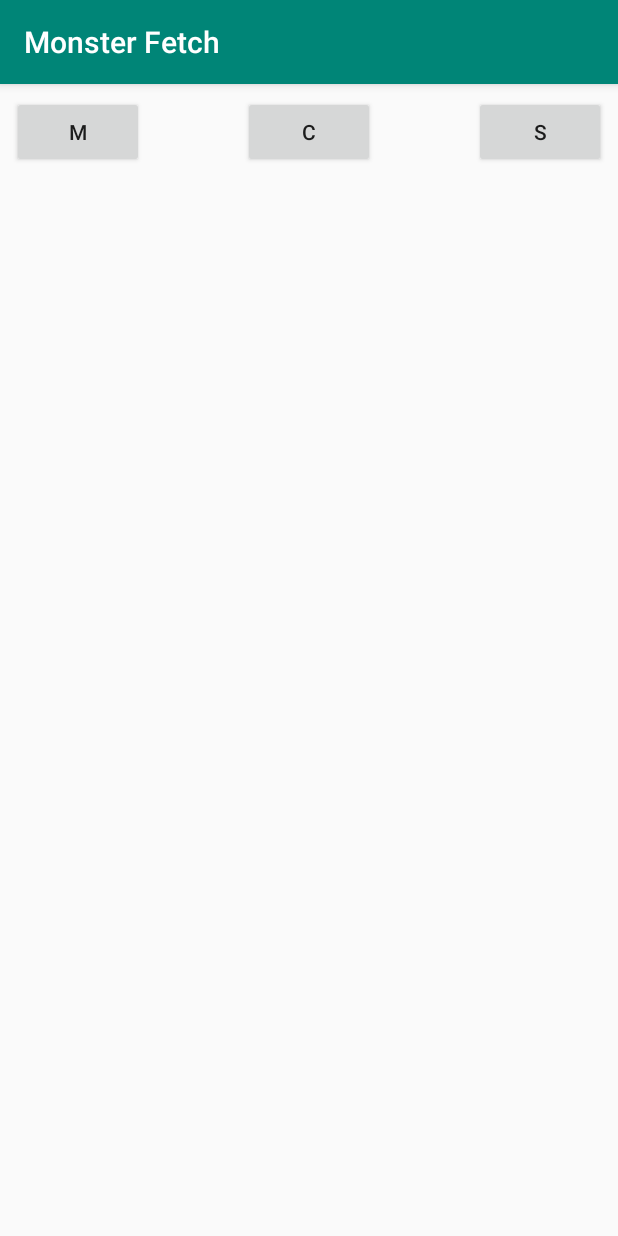
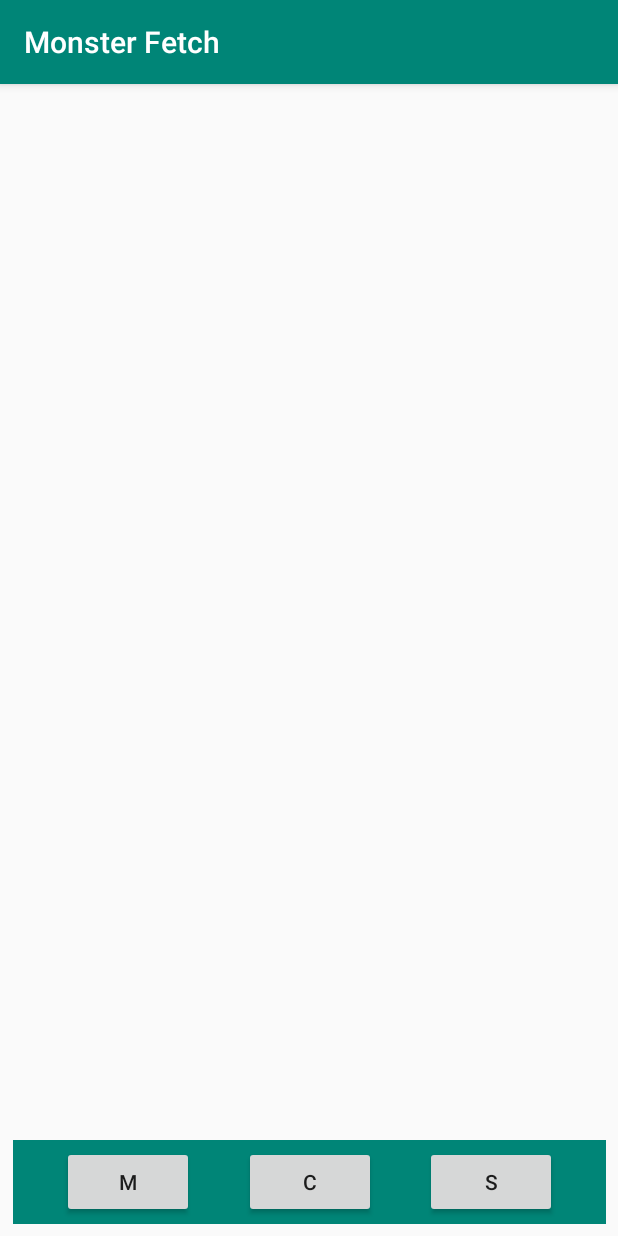
Before and after one commit to dashsublett/MonsterFetch, an Android app: the screen it shows after launch (MainActivity), on a phone screen of 412 x 824 dp. Run offline under Robolectric (Android 15) with nearby library versions, the phone set to English and light mode, and no system bars; 1 statement that could not run was skipped.

Commit message:
implemented nav bar fragment and moved buttons to it

```diff
--- a/app/build.gradle
+++ b/app/build.gradle
@@ -29,9 +29,11 @@ dependencies {
     implementation 'com.android.support.constraint:constraint-layout:1.1.3'
     implementation 'com.squareup.retrofit2:retrofit:2.5.0'
     implementation "com.squareup.retrofit2:converter-moshi:2.4.0"
+    implementation 'com.android.support:support-v4:28.0.0'
     testImplementation 'junit:junit:4.12'
     androidTestImplementation 'com.android.support.test:runner:1.0.2'
     androidTestImplementation 'com.android.support.test.espresso:espresso-core:3.0.2'
     implementation 'com.android.support:recyclerview-v7:28.0.0'
     implementation 'com.squareup.moshi:moshi:1.8.0'
+    implementation 'com.android.support:design:28.0.0'
 }
--- a/app/src/main/java/com/example/dsublett/monsterfetch/MainActivity.kt
+++ b/app/src/main/java/com/example/dsublett/monsterfetch/MainActivity.kt
@@ -11,6 +11,7 @@ class MainActivity : AppCompatActivity() {
         val fragmentManager = supportFragmentManager
         val fragmentTransaction = fragmentManager.beginTransaction()
         fragmentTransaction.add(R.id.mainActivityLayout, ItemFragment())
+        fragmentTransaction.add(R.id.mainActivityLayout, NavBarFragment())
         fragmentTransaction.commit()
     }
 }
--- /dev/null
+++ b/app/src/main/java/com/example/dsublett/monsterfetch/NavBarFragment.kt
@@ -0,0 +1,86 @@
+package com.example.dsublett.monsterfetch
+
+import android.os.Bundle
+import android.support.v4.app.Fragment
+import android.util.Log
+import android.view.LayoutInflater
+import android.view.View
+import android.view.ViewGroup
+import com.example.dsublett.monsterfetch.services.DNDAPIResponse
+import com.example.dsublett.monsterfetch.services.DNDAPIService
+import kotlinx.android.synthetic.main.fragment_nav_bar.view.*
+import kotlinx.android.synthetic.main.item_list.*
+import kotlinx.android.synthetic.main.item_list.view.*
+import retrofit2.Call
+import retrofit2.Callback
+import retrofit2.Response
+
+
+class NavBarFragment : Fragment() {
+    private val apiService = DNDAPIService.create()
+
+    override fun onCreateView(inflater: LayoutInflater,
+                              container: ViewGroup?,
+                              savedInstanceState: Bundle?): View? {
+        return inflater.inflate(R.layout.fragment_nav_bar, container, false).apply {
+            // Set m button click listener
+            this.monstersButton.setOnClickListener{
+                preFetch()
+                apiService.getMonsters().enqueue(object: Callback<DNDAPIResponse> {
+                    override fun onResponse(call: Call<DNDAPIResponse>,
+                                            response: Response<DNDAPIResponse>) {
+                        (activity?.rvItemList?.adapter as ItemAdapter).responseItems =
+                                response.body()?.results!!.toMutableList()
+                        postFetch()
+                    }
+                    override fun onFailure(call: Call<DNDAPIResponse>, t: Throwable) {
+                        Log.d(this::class.java.simpleName, "call failed")
+                        loadingSpinner.visibility = View.INVISIBLE
+                    }
+                })
+            }
+            // Set c button click listener
+            this.classesButton.setOnClickListener{
+                preFetch()
+                apiService.getClasses().enqueue(object: Callback<DNDAPIResponse> {
+                    override fun onResponse(call: Call<DNDAPIResponse>,
+                                            response: Response<DNDAPIResponse>) {
+                        (activity?.rvItemList?.adapter as ItemAdapter).responseItems =
+                                response.body()?.results!!.toMutableList()
+                        postFetch()
+                    }
+                    override fun onFailure(call: Call<DNDAPIResponse>, t: Throwable) {
+                        Log.d(this::class.java.simpleName, "call failed")
+                        loadingSpinner.visibility = View.INVISIBLE
+                    }
+                })
+            }
+            // Set s button click listener
+            this.spellsButton.setOnClickListener{
+                preFetch()
+                apiService.getSpells().enqueue(object: Callback<DNDAPIResponse> {
+                    override fun onResponse(call: Call<DNDAPIResponse>,
+                                            response: Response<DNDAPIResponse>) {
+                        (activity?.rvItemList?.adapter as ItemAdapter).responseItems =
+                                response.body()?.results!!.toMutableList()
+                        postFetch()
+                    }
+                    override fun onFailure(call: Call<DNDAPIResponse>, t: Throwable) {
+                        Log.d(this::class.java.simpleName, "call failed")
+                        loadingSpinner.visibility = View.INVISIBLE
+                    }
+                })
+            }
+        }
+    }
+    // Utility functions to reduce code duplication
+    private fun preFetch() {
+        (activity?.rvItemList?.adapter as ItemAdapter).responseItems.clear()
+        activity?.rvItemList?.adapter?.notifyDataSetChanged()
+        activity?.loadingSpinner?.visibility = View.VISIBLE
+    }
+    private fun postFetch() {
+        activity?.rvItemList?.adapter?.notifyDataSetChanged()
+        activity?.loadingSpinner?.visibility = View.INVISIBLE
+    }
+}
--- /dev/null
+++ b/app/src/main/res/layout/fragment_nav_bar.xml
@@ -0,0 +1,53 @@
+<?xml version="1.0" encoding="utf-8"?>
+<android.support.constraint.ConstraintLayout xmlns:android="http://schemas.android.com/apk/res/android"
+    xmlns:app="http://schemas.android.com/apk/res-auto"
+    xmlns:tools="http://schemas.android.com/tools"
+    android:id="@+id/navBarLayout"
+    android:layout_width="match_parent"
+    android:layout_height="match_parent"
+    tools:context=".NavBarFragment">
+
+    <android.support.v7.widget.Toolbar
+        android:id="@+id/toolbar"
+        android:layout_width="395dp"
+        android:layout_height="wrap_content"
+        android:layout_marginStart="8dp"
+        android:layout_marginEnd="8dp"
+        android:layout_marginBottom="8dp"
+        android:background="?attr/colorPrimary"
+        android:minHeight="?attr/actionBarSize"
+        android:theme="?attr/actionBarTheme"
+        app:layout_constraintBottom_toBottomOf="parent"
+        app:layout_constraintEnd_toEndOf="parent"
+        app:layout_constraintStart_toStartOf="parent" />
+
+    <Button
+    android:id="@+id/monstersButton"
+    android:layout_width="wrap_content"
+    android:layout_height="wrap_content"
+    android:text="@string/m"
+    app:layout_constraintStart_toStartOf="@+id/toolbar"
+    app:layout_constraintEnd_toStartOf="@+id/classesButton"
+    app:layout_constraintBottom_toBottomOf="@+id/toolbar"
+    app:layout_constraintTop_toTopOf="@+id/toolbar"/>
+
+    <Button
+        android:id="@+id/classesButton"
+        android:layout_width="wrap_content"
+        android:layout_height="wrap_content"
+        android:text="@string/c"
+        app:layout_constraintStart_toEndOf="@+id/monstersButton"
+        app:layout_constraintEnd_toStartOf="@+id/spellsButton"
+        app:layout_constraintBottom_toBottomOf="@+id/toolbar"
+        app:layout_constraintTop_toTopOf="@+id/toolbar"/>
+
+    <Button
+        android:id="@+id/spellsButton"
+        android:layout_width="wrap_content"
+        android:layout_height="wrap_content"
+        android:text="@string/s"
+        app:layout_constraintStart_toEndOf="@+id/classesButton"
+        app:layout_constraintEnd_toEndOf="@+id/toolbar"
+        app:layout_constraintBottom_toBottomOf="@+id/toolbar"
+        app:layout_constraintTop_toTopOf="@+id/toolbar"/>
+</android.support.constraint.ConstraintLayout>
--- a/app/src/main/res/layout/item_list.xml
+++ b/app/src/main/res/layout/item_list.xml
@@ -19,41 +19,9 @@
         app:layout_constraintBottom_toBottomOf="parent"
         app:layout_constraintEnd_toEndOf="parent"
         app:layout_constraintStart_toStartOf="parent"
-        app:layout_constraintTop_toBottomOf="@+id/classesBtn"
+        app:layout_constraintTop_toTopOf="parent"
         tools:context=".ItemFragment"
         tools:listitem="@layout/list_item" />
-
-    <Button
-        android:id="@+id/monstersBtn"
-        android:layout_width="wrap_content"
-        android:layout_height="wrap_content"
-        android:layout_marginStart="8dp"
-        android:layout_marginTop="8dp"
-        android:text="@string/m"
-        app:layout_constraintStart_toStartOf="parent"
-        app:layout_constraintTop_toTopOf="parent" />
-
-    <Button
-        android:id="@+id/classesBtn"
-        android:layout_width="wrap_content"
-        android:layout_height="wrap_content"
-        android:layout_marginStart="8dp"
-        android:layout_marginTop="8dp"
-        android:layout_marginEnd="8dp"
-        android:text="@string/c"
-        app:layout_constraintEnd_toStartOf="@+id/spellsBtn"
-        app:layout_constraintStart_toEndOf="@+id/monstersBtn"
-        app:layout_constraintTop_toTopOf="parent" />
-
-    <Button
-        android:id="@+id/spellsBtn"
-        android:layout_width="wrap_content"
-        android:layout_height="wrap_content"
-        android:layout_marginTop="8dp"
-        android:layout_marginEnd="8dp"
-        android:text="@string/s"
-        app:layout_constraintEnd_toEndOf="parent"
-        app:layout_constraintTop_toTopOf="parent" />
 
     <ProgressBar
         android:id="@+id/loadingSpinner"
--- a/app/src/main/res/values/strings.xml
+++ b/app/src/main/res/values/strings.xml
@@ -3,4 +3,7 @@
     <string name="m">M</string>
     <string name="c">C</string>
     <string name="s">S</string>
+
+    <!-- TODO: Remove or change this placeholder text -->
+    <string name="hello_blank_fragment">Hello blank fragment</string>
 </resources>
```
Also changed, not shown: app/src/main/java/com/example/dsublett/monsterfetch/ItemFragment.kt (+4 -64 lines).
